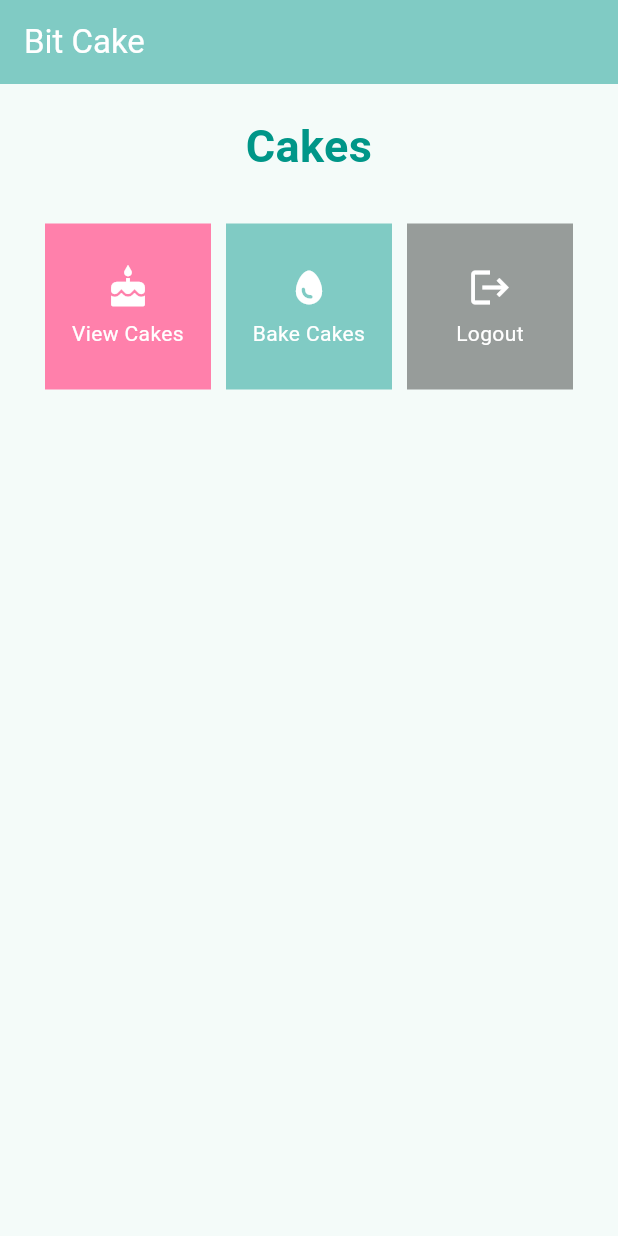
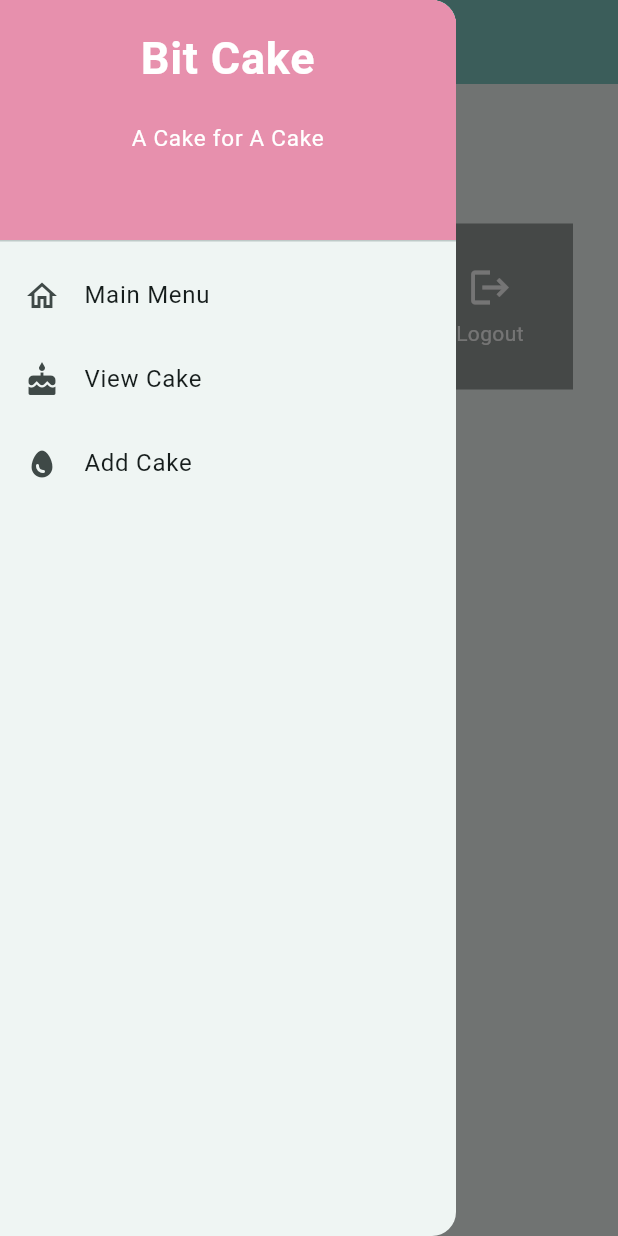
Before and after one commit to almayawn/bit_cake, a Flutter app: the screen it shows after launch, with the side drawer open (before the commit the screen has no drawer), on a phone screen of 412 x 824 dp. Run offline on Flutter 3.47's test engine with Material 2 defaults, Android fonts, the phone set to English and light mode, and no system bars.

Commit message:
Selesai tugas 8

```diff
--- a/lib/main.dart
+++ b/lib/main.dart
@@ -1,5 +1,6 @@
 import 'package:flutter/material.dart';
-import 'package:bit_cake/menu.dart';
+import 'package:bit_cake/screens/menu.dart';
+import 'package:bit_cake/models/cake.dart';
 
 void main() {
   runApp(const MyApp());
@@ -11,28 +12,14 @@ class MyApp extends StatelessWidget {
   // This widget is the root of your application.
   @override
   Widget build(BuildContext context) {
+    List<Cake> cakes = [];
     return MaterialApp(
       title: 'Flutter Demo',
       theme: ThemeData(
-        // This is the theme of your application.
-        //
-        // TRY THIS: Try running your application with "flutter run". You'll see
-        // the application has a blue toolbar. Then, without quitting the app,
-        // try changing the seedColor in the colorScheme below to Colors.green
-        // and then invoke "hot reload" (save your changes or press the "hot
-        // reload" button in a Flutter-supported IDE, or press "r" if you used
-        // the command line to start the app).
-        //
-        // Notice that the counter didn't reset back to zero; the application
-        // state is not lost during the reload. To reset the state, use hot
-        // restart instead.
-        //
-        // This works for code too, not just values: Most code changes can be
-        // tested with just a hot reload.
         colorScheme: ColorScheme.fromSeed(seedColor: Colors.teal.shade200),
         useMaterial3: true,
       ),
-      home: MyHomePage(),
+      home: MyHomePage(cakes: cakes),
     );
   }
 }
--- a/lib/menu.dart
+++ /dev/null
@@ -1,115 +0,0 @@
-import 'package:flutter/material.dart';
-
-class CakeItem {
-  final String name;
-  final IconData icon;
-  final Color color;
-
-  CakeItem(this.name, this.icon, this.color);
-}
-
-class MyHomePage extends StatelessWidget {
-  MyHomePage({Key? key}) : super(key: key);
-  final List<CakeItem> items = [
-    CakeItem("View Cakes", Icons.cake, Colors.pinkAccent.shade100),
-    CakeItem("Bake Cakes", Icons.egg, Colors.teal.shade200),
-    CakeItem("Logout", Icons.logout, Colors.black38),
-  ];
-
-  @override
-  Widget build(BuildContext context) {
-    return Scaffold(
-      appBar: AppBar(
-        title: const Text(
-          'Bit Cake',
-        ),
-        centerTitle: false,
-        backgroundColor: Colors.teal.shade200,
-        foregroundColor: Colors.white,
-      ),
-      body: SingleChildScrollView(
-        // Widget wrapper yang dapat discroll
-        child: Padding(
-          padding: const EdgeInsets.all(10.0), // Set padding dari halaman
-          child: Column(
-            // Widget untuk menampilkan children secara vertikal
-            children: <Widget>[
-              const Padding(
-                padding: EdgeInsets.only(top: 10.0, bottom: 10.0),
-                // Widget Text untuk menampilkan tulisan dengan alignment center dan style yang sesuai
-                child: Text(
-                  'Cakes',
-                  textAlign: TextAlign.center,
-                  style: TextStyle(
-                    fontSize: 30,
-                    fontWeight: FontWeight.bold,
-                    color: Colors.teal,
-                  ),
-                ),
-              ),
-              // Grid layout
-              GridView.count(
-                // Container pada card kita.
-                primary: true,
-                padding: const EdgeInsets.all(20),
-                crossAxisSpacing: 10,
-                mainAxisSpacing: 10,
-                crossAxisCount: 3,
-                shrinkWrap: true,
-                children: items.map((CakeItem item) {
-                  // Iterasi untuk setiap item
-                  return CakeCard(item);
-                }).toList(),
-              ),
-            ],
-          ),
-        ),
-      ),
-    );
-  }
-}
-
-class CakeCard extends StatelessWidget {
-  final CakeItem item;
-
-  const CakeCard(this.item, {super.key}); // Constructor
-
-  @override
-  Widget build(BuildContext context) {
-    return Material(
-      color: item.color,
-      child: InkWell(
-        // Area responsive terhadap sentuhan
-        onTap: () {
-          // Memunculkan SnackBar ketika diklik
-          ScaffoldMessenger.of(context)
-            ..hideCurrentSnackBar()
-            ..showSnackBar(SnackBar(
-                content: Text("You have clicked ${item.name}!")));
-        },
-        child: Container(
-          // Container untuk menyimpan Icon dan Text
-          padding: const EdgeInsets.all(8),
-          child: Center(
-            child: Column(
-              mainAxisAlignment: MainAxisAlignment.center,
-              children: [
-                Icon(
-                  item.icon,
-                  color: Colors.white,
-                  size: 30.0,
-                ),
-                const Padding(padding: EdgeInsets.all(3)),
-                Text(
-                  item.name,
-                  textAlign: TextAlign.center,
-                  style: const TextStyle(color: Colors.white),
-                ),
-              ],
-            ),
-          ),
-        ),
-      ),
-    );
-  }
-}
--- /dev/null
+++ b/lib/models/cake.dart
@@ -0,0 +1,7 @@
+class Cake {
+  final String name;
+  final int amount;
+  final String description;
+
+  Cake(this.name, this.amount, this.description);
+}
--- /dev/null
+++ b/lib/screens/menu.dart
@@ -0,0 +1,68 @@
+import 'package:flutter/material.dart';
+import 'package:bit_cake/widgets/menu_card.dart';
+import 'package:bit_cake/widgets/left_drawer.dart';
+import 'package:bit_cake/models/cake.dart';
+
+class MyHomePage extends StatelessWidget {
+  final List<Cake> cakes;
+
+  MyHomePage({Key? key,required this.cakes}) : super(key: key);
+  final List<MenuItem> items = [
+    MenuItem("View Cake", Icons.cake, const Color(0xFFE790AD)),
+    MenuItem("Add Cake", Icons.egg, Colors.teal.shade200),
+    MenuItem("Logout", Icons.logout, Colors.black38),
+  ];
+
+  @override
+  Widget build(BuildContext context) {
+    return Scaffold(
+      appBar: AppBar(
+        title: const Text(
+          'Bit Cake',
+        ),
+        centerTitle: false,
+        backgroundColor: Colors.teal.shade200,
+        foregroundColor: Colors.white,
+      ),
+      drawer: LeftDrawer(cakes: cakes),
+      body: SingleChildScrollView(
+        // Widget wrapper yang dapat discroll
+        child: Padding(
+          padding: const EdgeInsets.all(10.0), // Set padding dari halaman
+          child: Column(
+            // Widget untuk menampilkan children secara vertikal
+            children: <Widget>[
+              const Padding(
+                padding: EdgeInsets.only(top: 10.0, bottom: 10.0),
+                // Widget Text untuk menampilkan tulisan dengan alignment center dan style yang sesuai
+                child: Text(
+                  'Cake Stash',
+                  textAlign: TextAlign.center,
+                  style: TextStyle(
+                    fontSize: 30,
+                    fontWeight: FontWeight.bold,
+                    color: Color(0xFF647B78),
+                  ),
+                ),
+              ),
+              // Grid layout
+              GridView.count(
+                // Container pada card kita.
+                primary: true,
+                padding: const EdgeInsets.all(20),
+                crossAxisSpacing: 10,
+                mainAxisSpacing: 10,
+                crossAxisCount: 3,
+                shrinkWrap: true,
+                children: items.map((MenuItem item) {
+                  // Iterasi untuk setiap item
+                  return MenuCard(item, cakes : cakes);
+                }).toList(),
+              ),
+            ],
+          ),
+        ),
+      ),
+    );
+  }
+}
--- /dev/null
+++ b/lib/widgets/cake_card.dart
@@ -0,0 +1,23 @@
+import 'package:flutter/material.dart';
+import 'package:bit_cake/models/cake.dart';
+
+class CakeCard extends StatelessWidget {
+  final Cake cake;
+
+  const CakeCard(this.cake, {super.key});
+
+  @override
+  Widget build(BuildContext context) {
+    return Column(
+      children: <Widget>[
+        ListTile(
+          leading: const Icon(Icons.cake),
+          title: Text(cake.name),
+          subtitle: Text(cake.description),
+          trailing: Text("Amount: ${cake.amount}"),
+        ),
+        const Divider(height: 0),
+      ],
+    );
+  }
+}
--- /dev/null
+++ b/lib/widgets/left_drawer.dart
@@ -0,0 +1,81 @@
+import 'package:flutter/material.dart';
+import 'package:bit_cake/screens/menu.dart';
+import 'package:bit_cake/screens/cake_form.dart';
+import 'package:bit_cake/models/cake.dart';
+
+import '../screens/cake_list.dart';
+
+class LeftDrawer extends StatelessWidget {
+  const LeftDrawer({super.key, required this.cakes});
+
+  final List<Cake> cakes;
+
+  @override
+  Widget build(BuildContext context) {
+    return Drawer(
+      child: ListView(
+        children: [
+          const DrawerHeader(
+            decoration: BoxDecoration(
+              color: Color(0xFFE790AD),
+            ),
+            child: Column(
+              children: [
+                Text(
+                  'Bit Cake',
+                  textAlign: TextAlign.center,
+                  style: TextStyle(
+                    fontSize: 30,
+                    fontWeight: FontWeight.bold,
+                    color: Colors.white,
+                  ),
+                ),
+                Padding(padding: EdgeInsets.all(10)),
+                Text("A Cake for A Cake",
+                  textAlign: TextAlign.center,
+                  style: TextStyle(
+                    fontSize: 15,
+                    color: Colors.white,
+                  ),
+                ),
+              ],
+            ),
+          ),
+          ListTile(
+            leading: const Icon(Icons.home_outlined),
+            title: const Text('Main Menu'),
+            onTap: () {
+              Navigator.pushReplacement(
+                  context,
+                  MaterialPageRoute(
+                    builder: (context) => MyHomePage(cakes : cakes),
+                  ));
+            },
+          ),
+          ListTile(
+            leading: const Icon(Icons.cake),
+            title: const Text('View Cake'),
+            onTap: () {
+              Navigator.push(
+                  context,
+                  MaterialPageRoute(
+                    builder: (context) => CakeListPage(cakes : cakes),
+                  ));
+            },
+          ),
+          ListTile(
+            leading: const Icon(Icons.egg),
+            title: const Text('Add Cake'),
+            onTap: () {
+              Navigator.push(
+                  context,
+                  MaterialPageRoute(
+                    builder: (context) => BakeryFormPage(cakes : cakes),
+                  ));
+            },
+          ),
+        ],
+      ),
+    );
+  }
+}
--- /dev/null
+++ b/lib/widgets/menu_card.dart
@@ -0,0 +1,76 @@
+import 'package:flutter/material.dart';
+import 'package:bit_cake/screens/cake_form.dart';
+import 'package:bit_cake/screens/cake_list.dart';
+import 'package:bit_cake/models/cake.dart';
+
+class MenuItem {
+  final String name;
+  final IconData icon;
+  final Color color;
+
+  MenuItem(this.name, this.icon, this.color);
+}
+
+class MenuCard extends StatelessWidget {
+  final MenuItem item;
+  final List<Cake> cakes;
+
+  const MenuCard(this.item, {super.key, required this.cakes}); // Constructor
+
+  @override
+  Widget build(BuildContext context) {
+    return Material(
+      color: item.color,
+      child: InkWell(
+        // Area responsive terhadap sentuhan
+        onTap: () {
+          // Memunculkan SnackBar ketika diklik
+          ScaffoldMessenger.of(context)
+            ..hideCurrentSnackBar()
+            ..showSnackBar(SnackBar(
+                content: Text("You have clicked ${item.name}!")));
+
+            if (item.name == "Add Cake") {
+              Navigator.push(
+                context,
+                MaterialPageRoute(
+                  builder: (context) => BakeryFormPage(cakes : cakes),
+                ),
+              );
+            }
+
+          if (item.name == "View Cake") {
+            Navigator.push(
+              context,
+              MaterialPageRoute(
+                builder: (context) => CakeListPage(cakes : cakes),
+              ),
+            );
+          }
+        },
+        child: Container(
+          // Container untuk menyimpan Icon dan Text
+          padding: const EdgeInsets.all(8),
+          child: Center(
+            child: Column(
+              mainAxisAlignment: MainAxisAlignment.center,
+              children: [
+                Icon(
+                  item.icon,
+                  color: Colors.white,
+                  size: 30.0,
+                ),
+                const Padding(padding: EdgeInsets.all(3)),
+                Text(
+                  item.name,
+                  textAlign: TextAlign.center,
+                  style: const TextStyle(color: Colors.white),
+                ),
+              ],
+            ),
+          ),
+        ),
+      ),
+    );
+  }
+}
```
Also changed, not shown: lib/screens/cake_form.dart (added, +173 -0 lines), lib/screens/cake_list.dart (added, +41 -0 lines), 1 other file.
